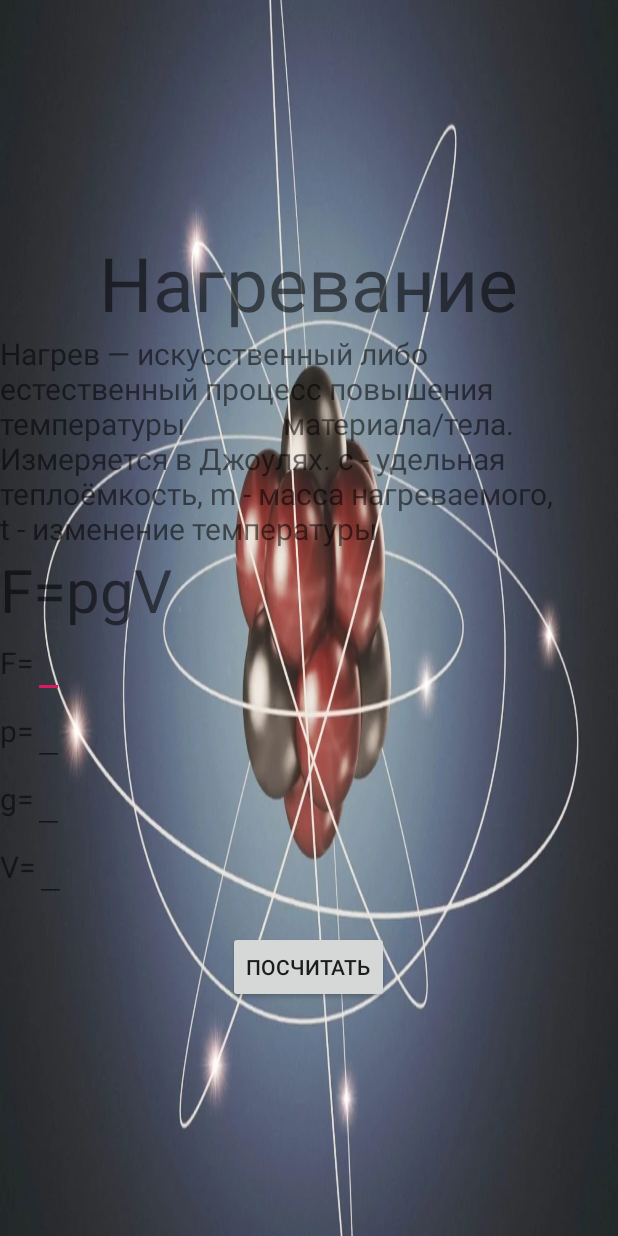
After one commit to sanyavarvar2003/ph4, an Android app: the MainkuliActivity screen opened directly, with no data from a screen before it, on a phone screen of 412 x 824 dp. The commit adds this screen. Run offline under Robolectric (Android 15) with nearby library versions, the phone set to English and light mode, and no system bars.

Commit message:
ппвы

```diff
--- a/app/src/main/AndroidManifest.xml
+++ b/app/src/main/AndroidManifest.xml
@@ -9,16 +9,16 @@
         android:roundIcon="@mipmap/ic_launcher_round"
         android:supportsRtl="true"
         android:theme="@style/AppTheme">
+        <activity android:name=".MainkuliActivity"></activity>
         <activity android:name=".Main4Activity" />
         <activity
             android:name=".Main6Activity"
             android:label="@string/title_activity_main6"
-            android:theme="@style/AppTheme.NoActionBar"></activity>
+            android:theme="@style/AppTheme.NoActionBar" />
         <activity
             android:name=".Main5Activity"
             android:label="@string/title_activity_main5"
             android:theme="@style/AppTheme.NoActionBar" />
-
         <activity
             android:name=".Main3Activity"
             android:label="@string/title_activity_main3"
--- a/app/src/main/java/com/example/ph/Main4Activity.kt
+++ b/app/src/main/java/com/example/ph/Main4Activity.kt
@@ -4,6 +4,7 @@ import android.content.Intent
 import androidx.appcompat.app.AppCompatActivity
 import android.os.Bundle
 import android.view.View
+import androidx.core.content.ContextCompat.startActivity
 
 class Main4Activity : AppCompatActivity() {
 
@@ -11,8 +12,13 @@ class Main4Activity : AppCompatActivity() {
         super.onCreate(savedInstanceState)
         setContentView(R.layout.activity_main4)
     }
-    fun ne (v: View){
+
+    fun ne(v: View) {
         val intent3 = Intent(this, Main2Activity::class.java)
         startActivity(intent3)
     }
+    fun nc(v: View) {
+        val intent4 = Intent(this, MainkuliActivity::class.java)
+        startActivity(intent4)
+    }
 }
--- /dev/null
+++ b/app/src/main/java/com/example/ph/MainkuliActivity.kt
@@ -0,0 +1,46 @@
+package com.example.ph
+
+import androidx.appcompat.app.AppCompatActivity
+import android.os.Bundle
+import android.view.View
+import kotlinx.android.synthetic.main.activity_mainkuli.*
+
+class MainkuliActivity : AppCompatActivity() {
+
+    override fun onCreate(savedInstanceState: Bundle?) {
+        super.onCreate(savedInstanceState)
+        setContentView(R.layout.activity_mainkuli)
+    }
+    fun on (v : View) {
+        var v: Float = 0f
+        if (input7.text.toString() == "") {
+            var a = input5.text.toString().toFloat()
+            var b = input7.text.toString().toFloat()
+            var d = input8.text.toString().toFloat()
+            v = a / (b * d)
+        }
+        if (input8.text.toString() == "") {
+            var b = input6.text.toString().toFloat()
+            var a = input5.text.toString().toFloat()
+            var c = input7.text.toString().toFloat()
+            v = a / (c * b)
+        }
+
+        if (input6.text.toString() == "") {
+            var a = input5.text.toString().toFloat()
+            var d = input8.text.toString().toFloat()
+            var c = input7.text.toString().toFloat()
+            v = a / (c * d)
+        }
+        if (input5.text.toString() == "") {
+            var b = input6.text.toString().toFloat()
+            var c = input7.text.toString().toFloat()
+            var d = input8.text.toString().toFloat()
+            v = c * b * d
+        }
+
+
+        output.setText(v.toString())
+
+    }
+    }
--- a/app/src/main/res/layout/activity_main4.xml
+++ b/app/src/main/res/layout/activity_main4.xml
@@ -29,7 +29,8 @@
         android:layout_width="210dp"
         android:layout_height="210dp"
         android:id="@+id/ddd1"
-        android:text="кальултор содержит формулы по теме'нагревание'"/>
+        android:text="кальултор содержит формулы по теме'нагревание'"
+        android:onClick="nc"/>
 </LinearLayout>
 <LinearLayout
     android:layout_width="match_parent"
--- /dev/null
+++ b/app/src/main/res/layout/activity_mainkuli.xml
@@ -0,0 +1,101 @@
+<?xml version="1.0" encoding="utf-8"?>
+<LinearLayout xmlns:android="http://schemas.android.com/apk/res/android"
+    xmlns:app="http://schemas.android.com/apk/res-auto"
+    xmlns:tools="http://schemas.android.com/tools"
+    android:layout_width="match_parent"
+    android:layout_height="match_parent"
+    android:orientation="vertical"
+    android:gravity="center"
+    tools:context=".MainkuliActivity"
+    android:background="@drawable/phy">
+    <TextView
+        android:layout_width="wrap_content"
+        android:layout_height="wrap_content"
+        android:text="Нагревание"
+        android:textSize="50dp"/>
+    <TextView
+        android:layout_width="match_parent"
+        android:layout_height="wrap_content"
+        android:text="Нагрев — искусственный либо естественный процесс повышения температуры
+             материала/тела. Измеряется в Джоулях. с - удельная теплоёмкость, m - масса нагреваемого,
+              t - изменение температуры "
+        android:textSize="20dp"/>
+
+    <TextView
+        android:layout_width="match_parent"
+        android:layout_height="wrap_content"
+        android:textSize="40dp"
+        android:text="F=pgV"/>
+    <LinearLayout
+        android:orientation="horizontal"
+        android:layout_width="match_parent"
+        android:layout_height="wrap_content">
+        <TextView
+            android:layout_width="wrap_content"
+            android:layout_height="wrap_content"
+            android:textSize="20dp"
+            android:text="F="/>
+        <EditText
+            android:id="@+id/input5"
+            android:layout_width="wrap_content"
+            android:layout_height="wrap_content"/>
+
+    </LinearLayout>
+    <LinearLayout
+        android:layout_width="match_parent"
+        android:layout_height="wrap_content"
+        android:orientation="horizontal">
+        <TextView
+            android:layout_width="wrap_content"
+            android:layout_height="wrap_content"
+            android:textSize="20dp"
+            android:text="p="/>
+        <EditText
+            android:id="@+id/input6"
+            android:layout_width="wrap_content"
+            android:layout_height="wrap_content"/>
+    </LinearLayout>
+    <LinearLayout
+        android:layout_width="match_parent"
+        android:layout_height="wrap_content"
+        android:orientation="horizontal">
+        <TextView
+            android:layout_width="wrap_content"
+            android:layout_height="wrap_content"
+            android:textSize="20dp"
+            android:text="g="/>
+        <EditText
+            android:id="@+id/input7"
+            android:layout_width="wrap_content"
+            android:layout_height="wrap_content"/>
+    </LinearLayout>
+
+
+
+    <LinearLayout
+        android:layout_width="match_parent"
+        android:layout_height="wrap_content"
+        android:orientation="horizontal">
+        <TextView
+            android:layout_width="wrap_content"
+            android:layout_height="wrap_content"
+            android:textSize="20dp"
+            android:text="V="/>
+        <EditText
+            android:id="@+id/input8"
+            android:layout_width="wrap_content"
+            android:layout_height="wrap_content"/>
+    </LinearLayout>
+
+    <TextView
+        android:id="@+id/output"
+        android:layout_width="wrap_content"
+        android:layout_height="wrap_content"/>
+
+    <Button
+        android:layout_width="wrap_content"
+        android:layout_height="wrap_content"
+        android:onClick="on"
+
+        android:text="Посчитать" />
+</LinearLayout>
```
